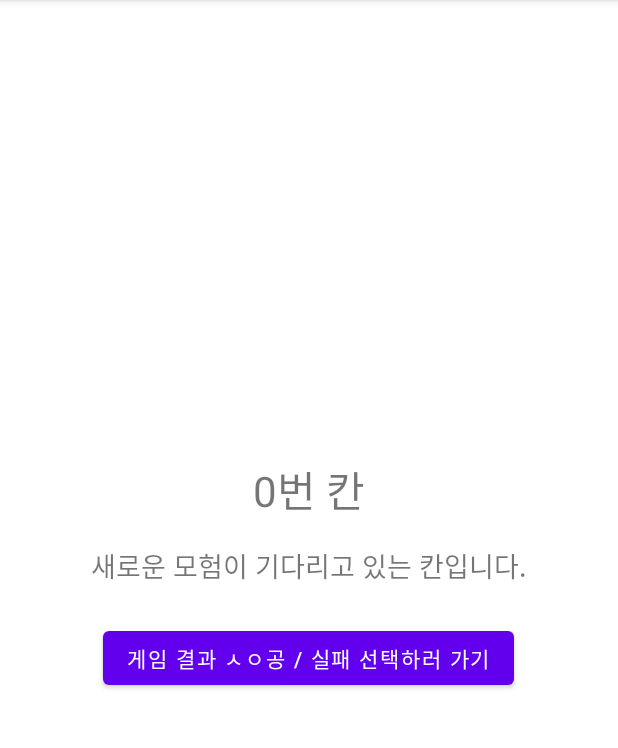
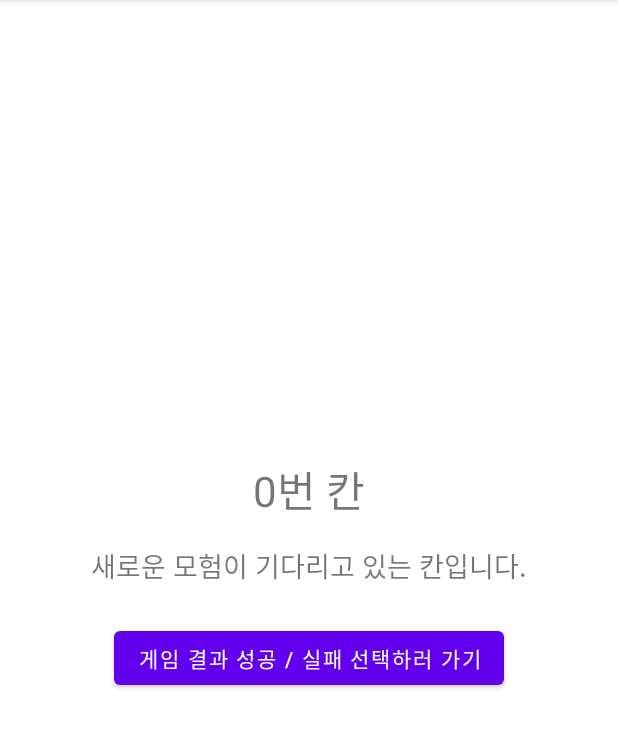
Before and after one commit to hero9331/sogaeting, an Android app: the TileActivity screen opened directly, with no data from a screen before it, on a phone screen of 412 x 824 dp, the part 84-832 px from its top. Run offline under Robolectric (Android 15) with nearby library versions, the phone set to English and light mode, and no system bars.

Commit message:
오타 수정함

```diff
--- a/app/src/main/res/layout/activity_tile.xml
+++ b/app/src/main/res/layout/activity_tile.xml
@@ -26,7 +26,7 @@
     <!-- 나중에 성공/실패 선택 화면으로 넘어갈 버튼 -->
     <Button
         android:id="@+id/btnGoResult"
-        android:text="게임 결과 ㅅㅇ공 / 실패 선택하러 가기"
+        android:text="게임 결과 성공 / 실패 선택하러 가기"
         android:layout_marginTop="24dp"
         android:layout_width="wrap_content"
         android:layout_height="wrap_content" />
```
